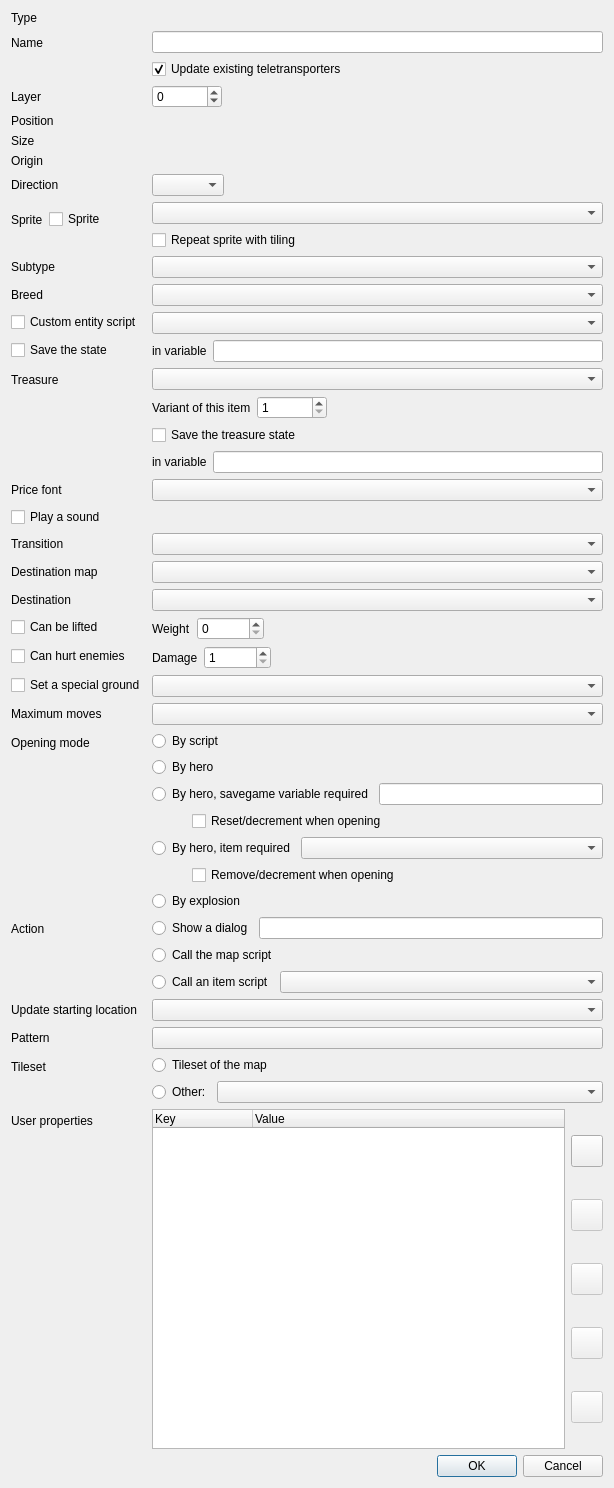
The window that src/widgets/edit_entity_dialog.ui (Kangie/solarus) describes before a commit, drawn with Qt 5.
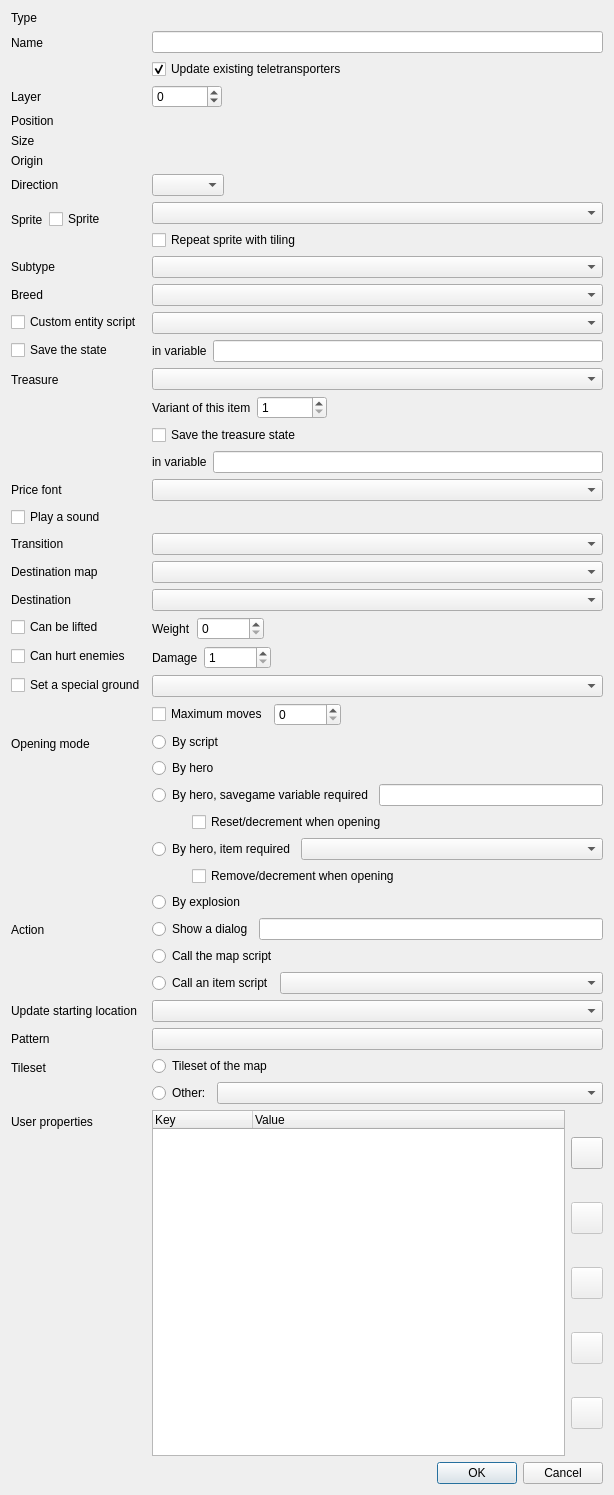
The same window after the commit. Icons and pictures are not drawn. Custom widgets are drawn as their Qt base class.

Commit message: Allow blocks to have any maximum number of moves

What changed in the file:
```diff
--- a/src/widgets/edit_entity_dialog.ui
+++ b/src/widgets/edit_entity_dialog.ui
@@ -7,7 +7,7 @@
     <x>0</x>
     <y>0</y>
     <width>614</width>
-    <height>1488</height>
+    <height>1495</height>
    </rect>
   </property>
   <property name="sizePolicy">
@@ -573,16 +573,6 @@
      <item row="20" column="1">
       <widget class="SolarusEditor::EnumSelector&lt;SolarusEditor::Ground&gt;" name="ground_field"/>
      </item>
-     <item row="21" column="0">
-      <widget class="QLabel" name="maximum_moves_label">
-       <property name="text">
-        <string>Maximum moves</string>
-       </property>
-      </widget>
-     </item>
-     <item row="21" column="1">
-      <widget class="QComboBox" name="maximum_moves_field"/>
-     </item>
      <item row="22" column="0">
       <widget class="QLabel" name="opening_method_label">
        <property name="text">
@@ -1049,6 +1039,57 @@
        </item>
       </layout>
      </item>
+     <item row="21" column="1">
+      <widget class="QWidget" name="max_moves_layout" native="true">
+       <layout class="QHBoxLayout" name="horizontalLayout_7">
+        <property name="leftMargin">
+         <number>0</number>
+        </property>
+        <property name="topMargin">
+         <number>0</number>
+        </property>
+        <property name="rightMargin">
+         <number>0</number>
+        </property>
+        <property name="bottomMargin">
+         <number>0</number>
+        </property>
+        <item>
+         <widget class="QCheckBox" name="max_moves_check_box">
+          <property name="text">
+           <string>Maximum moves</string>
+          </property>
+         </widget>
+        </item>
+        <item>
+         <widget class="QSpinBox" name="max_moves_field">
+          <property name="maximumSize">
+           <size>
+            <width>70</width>
+            <height>16777215</height>
+           </size>
+          </property>
+          <property name="maximum">
+           <number>999999</number>
+          </property>
+         </widget>
+        </item>
+        <item>
+         <spacer name="horizontal_spacer">
+          <property name="orientation">
+           <enum>Qt::Horizontal</enum>
+          </property>
+          <property name="sizeHint" stdset="0">
+           <size>
+            <width>40</width>
+            <height>20</height>
+           </size>
+          </property>
+         </spacer>
+        </item>
+       </layout>
+      </widget>
+     </item>
     </layout>
    </item>
    <item>
```
Left out of the diff: 3 changed lines with no effect on the pictures. The commit also changes 2 other files.
